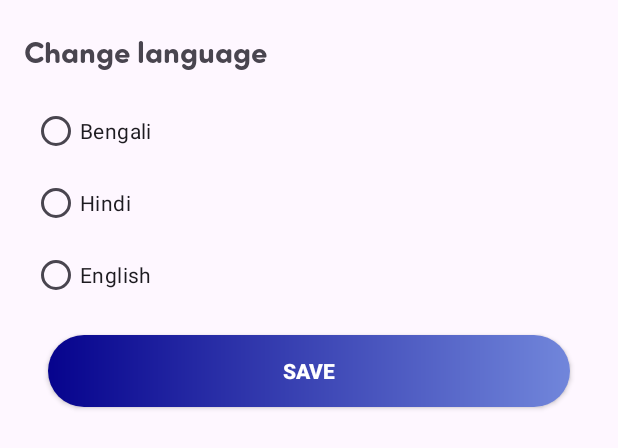
After one commit to SIH-2023-insert-team-name/NyayaSetu-App, an Android app: the layout langauge_bottom_sheet.xml on its own in the app's theme, with its tools: preview values and no code run, on a phone screen of 412 x 824 dp. The commit adds this screen. Shown: the top 448 px of the screen. Run offline under Robolectric (Android 15) with nearby library versions, the phone set to English and light mode, and no system bars.

Commit message:
Added dummy data

```diff
--- a/app/build.gradle
+++ b/app/build.gradle
@@ -42,6 +42,9 @@ android {
     }
     kotlinOptions {
         jvmTarget = '17'
+    }
+    defaultConfig {
+        resConfigs "en", "hi", "bn"
     }
 }
 
--- a/app/src/main/AndroidManifest.xml
+++ b/app/src/main/AndroidManifest.xml
@@ -7,6 +7,9 @@
     <application
         android:name=".NyayaSetu"
         android:allowBackup="false"
+        android:configChanges="locale|orientation"
+        android:localeConfig="@xml/locales_config"
+        android:usesCleartextTraffic="true"
         android:dataExtractionRules="@xml/data_extraction_rules"
         android:fullBackupContent="@xml/backup_rules"
         android:icon="@mipmap/ic_launcher"
@@ -14,7 +17,6 @@
         android:roundIcon="@mipmap/ic_launcher_round"
         android:supportsRtl="true"
         android:theme="@style/Theme.NyayaSetu"
-        android:usesCleartextTraffic="true"
         tools:targetApi="31">
         <activity
             android:name=".nonProfitOrg.NPOActivity"
--- a/app/src/main/java/bharat/law/nyayasetu/utils/Constants.kt
+++ b/app/src/main/java/bharat/law/nyayasetu/utils/Constants.kt
@@ -33,6 +33,7 @@ class Constants {
         const val ESTATE_CATEGORY = "estate planning"
         const val FAMILY_CATEGORY = "family"
         const val IMMIGRATION_CATEGORY = "immigration"
+        const val SAVED_LANG = "saved_lang"
         const val INTELLECTUAL_CATEGORY = "itellectual property"
         const val PERSONAL_CATEGORY = "personal injury"
         const val TAX_CATEGORY = "tax"
--- /dev/null
+++ b/app/src/main/res/drawable/ic_menu.xml
@@ -0,0 +1,5 @@
+<vector android:height="24dp" android:tint="#000000"
+    android:viewportHeight="24" android:viewportWidth="24"
+    android:width="24dp" xmlns:android="http://schemas.android.com/apk/res/android">
+    <path android:fillColor="@android:color/white" android:pathData="M3,18h18v-2L3,16v2zM3,13h18v-2L3,11v2zM3,6v2h18L21,6L3,6z"/>
+</vector>
--- /dev/null
+++ b/app/src/main/res/layout/langauge_bottom_sheet.xml
@@ -0,0 +1,77 @@
+<?xml version="1.0" encoding="utf-8"?>
+<androidx.constraintlayout.widget.ConstraintLayout xmlns:android="http://schemas.android.com/apk/res/android"
+    android:layout_width="match_parent"
+    android:layout_height="wrap_content"
+    xmlns:app="http://schemas.android.com/apk/res-auto">
+
+    <LinearLayout
+        android:id="@+id/llRadio"
+        android:layout_width="match_parent"
+        android:layout_height="wrap_content"
+        android:layout_marginHorizontal="16dp"
+        android:layout_marginVertical="20dp"
+        android:orientation="vertical"
+        app:layout_constraintStart_toStartOf="parent"
+        app:layout_constraintEnd_toEndOf="parent"
+        app:layout_constraintTop_toTopOf="parent"
+       >
+
+        <!-- TextView -->
+        <TextView
+            android:id="@+id/textViewQuestion"
+            android:layout_width="wrap_content"
+            android:layout_height="wrap_content"
+            android:fontFamily="@font/sofiaprosoftbold"
+            android:paddingBottom="8dp"
+            android:text="Change language"
+            android:textSize="20sp" />
+
+        <!-- RadioGroup -->
+        <RadioGroup
+            android:id="@+id/radioGroup"
+            android:layout_marginTop="8dp"
+            android:layout_width="match_parent"
+            android:layout_height="wrap_content"
+            android:orientation="vertical">
+
+            <!-- Yes Radio Button -->
+            <RadioButton
+                android:id="@+id/radioButtonBn"
+                android:layout_width="wrap_content"
+                android:layout_height="wrap_content"
+                android:layout_marginHorizontal="5dp"
+                android:checked="false"
+                android:text="Bengali" />
+
+            <!-- No Radio Button -->
+            <RadioButton
+                android:id="@+id/radioButtonHi"
+                android:layout_width="wrap_content"
+                android:layout_height="wrap_content"
+                android:layout_marginHorizontal="5dp"
+                android:checked="false"
+                android:text="Hindi" />
+
+            <RadioButton
+                android:id="@+id/radioButtonEn"
+                android:layout_width="wrap_content"
+                android:layout_height="wrap_content"
+                android:layout_marginHorizontal="5dp"
+                android:checked="false"
+                android:text="English" />
+        </RadioGroup>
+
+        <androidx.appcompat.widget.AppCompatButton
+            android:id="@+id/btnSignUp"
+            android:layout_width="match_parent"
+            android:layout_height="wrap_content"
+            android:layout_marginHorizontal="16dp"
+            android:paddingHorizontal="8dp"
+            android:layout_marginVertical="16dp"
+            android:background="@drawable/background_gradient_rounded"
+            android:text="Save"
+            android:textColor="@color/white"
+            android:textStyle="bold" />
+    </LinearLayout>
+
+</androidx.constraintlayout.widget.ConstraintLayout>
--- a/app/src/main/res/values/strings.xml
+++ b/app/src/main/res/values/strings.xml
@@ -132,5 +132,6 @@
     <string name="lorem">Lorem ipsum dolor sit amet, consectetur adipiscing elit, sed do eiusmod tempor incididunt ut labore et dolore magna aliqua. Ut enim ad minim veniam, quis nostrud exercitation ullamco laboris nisi ut aliquip ex ea commodo consequat. Duis aute irure dolor in reprehenderit in voluptate velit esse cillum dolore eu fugiat nulla pariatur. Excepteur sint occaecat cupidatat non proident, sunt in culpa qui officia deserunt mollit anim id est laborum. Sed ut perspiciatis unde omnis iste natus error sit voluptatem accusantium doloremque laudantium, totam rem aperiam, eaque ipsa quae ab illo inventore veritatis et quasi architecto beatae vitae dicta sunt explicabo. Nemo enim ipsam voluptatem quia voluptas sit aspernatur aut odit aut fugit, sed quia consequuntur magni dolores eos qui ratione voluptatem sequi nesciunt. Neque porro quisquam est, qui dolorem ipsum quia dolor sit amet, consectetur, adipisci velit, sed quia non numquam eius modi tempora incidunt ut labore et dolore magnam aliquam quaerat voluptatem. Ut enim ad minima veniam, quis nostrum exercitationem ullam corporis suscipit laboriosam, nisi ut aliquid ex ea commodi consequatur? Quis autem vel eum iure reprehenderit qui in ea voluptate velit esse quam nihil molestiae consequatur, vel illum qui dolorem eum fugiat quo voluptas nulla pariatur?</string>
     <string name="enter_legal_needs">Enter Legal Needs</string>
     <string name="case_number_1431_divorce">Case Number: 1431: Divorce</string>
+    <string name="lawyer_nappointment">Lawyer \nAppointment</string>
 
 </resources>
--- /dev/null
+++ b/app/src/main/res/xml/locales_config.xml
@@ -0,0 +1,6 @@
+<?xml version="1.0" encoding="utf-8"?>
+<locale-config xmlns:android="http://schemas.android.com/apk/res/android">
+    <locale android:name="bn"/>
+    <locale android:name="hi"/>
+    <locale android:name="en"/>
+</locale-config>
```
Also changed, not shown: app/src/main/java/bharat/law/nyayasetu/auth/LoginActivity.kt (+3 -4 lines), app/src/main/java/bharat/law/nyayasetu/client/ClientActivity.kt (+32 -0 lines), app/src/main/java/bharat/law/nyayasetu/client/ui/HomeFragment.kt (+15 -6 lines), app/src/main/java/bharat/law/nyayasetu/client/ui/LanguageBottomSheet.kt (added, +71 -0 lines), app/src/main/java/bharat/law/nyayasetu/client/ui/LawyerAppointmentFragment.kt (+199 -200 lines), app/src/main/java/bharat/law/nyayasetu/lawyer/activities/LawyerActivity.kt (+11 -0 lines), app/src/main/res/layout/fragment_home.xml (+8 -5 lines), app/src/main/res/menu/menu.xml (added, +19 -0 lines), 2 other files.
